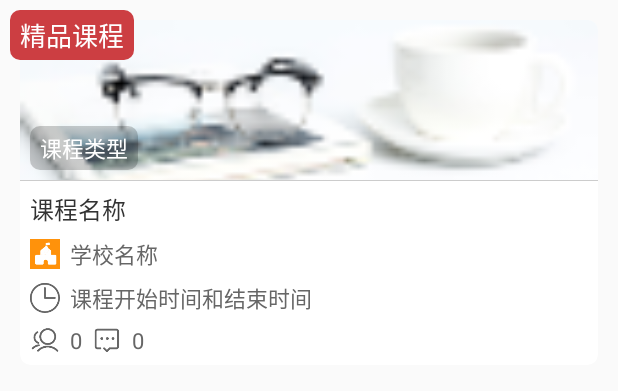
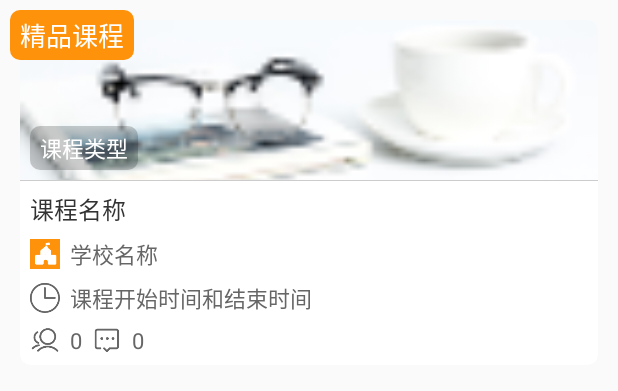
Before and after one commit to StormKid/videoplugin, an Android app: the layout item_course.xml on its own in the app's theme, with its tools: preview values and no code run, on a phone screen of 412 x 824 dp. Shown: the top 391 px of the screen. Run offline under Robolectric (Android 15) with nearby library versions, the phone set to English and light mode, and no system bars.

Commit message:
颜色修改

```diff
--- a/app/src/main/res/drawable/shape_buttom_login.xml
+++ b/app/src/main/res/drawable/shape_buttom_login.xml
@@ -5,7 +5,7 @@
     <stroke android:color="@android:color/transparent"
         android:width="0px"
         />
-    <solid android:color="@color/color_select_trans" />
+    <solid android:color="@color/color_selected_trans" />
 
     <corners
         android:radius="@dimen/px_10"
--- a/app/src/main/res/drawable/shape_login.xml
+++ b/app/src/main/res/drawable/shape_login.xml
@@ -5,7 +5,7 @@
     <stroke android:color="@android:color/transparent"
         android:width="0px"
         />
-    <solid android:color="@color/color_select" />
+    <solid android:color="@color/color_selected" />
 
     <corners
         android:radius="@dimen/px_10"
--- a/app/src/main/res/layout/item_course.xml
+++ b/app/src/main/res/layout/item_course.xml
@@ -137,7 +137,7 @@
 
 
     <TextView android:layout_width="wrap_content"
-              android:background="@drawable/shape_login"
+              android:background="@drawable/shape_buttom"
               android:text="精品课程"
               android:id="@+id/jingping"
               android:layout_margin="@dimen/px_10"
--- a/app/src/main/res/values/colors.xml
+++ b/app/src/main/res/values/colors.xml
@@ -4,6 +4,6 @@
     <color name="colorPrimaryDark">#FF920B</color>
     <color name="colorAccent">#FF920B</color>
 
-    <color name="color_select">#CC3E42</color>
-    <color name="color_select_trans">#55CC3E42</color>
+    <color name="color_selected">#CC3E42</color>
+    <color name="color_selected_trans">#55CC3E42</color>
 </resources>
```
